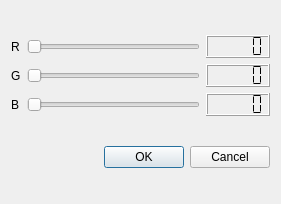
This is SenoQt/dialogcolor.ui in agostinhobritojr/dca1202 as Qt 5 draws it before an edit. The edited form follows.
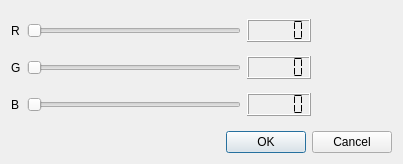
This is the edited form. Custom widgets are drawn as their Qt base class.

```diff
--- a/SenoQt/dialogcolor.ui
+++ b/SenoQt/dialogcolor.ui
@@ -6,8 +6,8 @@
    <rect>
     <x>0</x>
     <y>0</y>
-    <width>281</width>
-    <height>204</height>
+    <width>403</width>
+    <height>164</height>
    </rect>
   </property>
   <property name="windowTitle">
@@ -15,6 +15,8 @@
   </property>
   <layout class="QVBoxLayout" name="verticalLayout">
    <item>
+    <layout class="QHBoxLayout" name="horizontalLayout" stretch="80,20">
+     <item>
     <layout class="QGridLayout" name="gridLayout">
      <item row="0" column="0">
       <widget class="QLabel" name="label">
@@ -91,6 +93,11 @@
     </layout>
    </item>
    <item>
+      <widget class="Color" name="widgetColor" native="true"/>
+     </item>
+    </layout>
+   </item>
+   <item>
     <widget class="QDialogButtonBox" name="buttonBox">
      <property name="orientation">
       <enum>Qt::Horizontal</enum>
@@ -102,6 +109,14 @@
    </item>
   </layout>
  </widget>
+ <customwidgets>
+  <customwidget>
+   <class>Color</class>
+   <extends>QWidget</extends>
+   <header>color.h</header>
+   <container>1</container>
+  </customwidget>
+ </customwidgets>
  <resources/>
  <connections>
   <connection>
```
Lines whose indentation alone changed are shown as unchanged.
